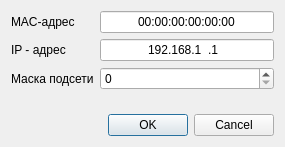
This is src/gui/ethernetInterfacesettingsdialog.ui in otsheln1k/qnetsim as Qt 5 draws it before an edit. The edited form follows.
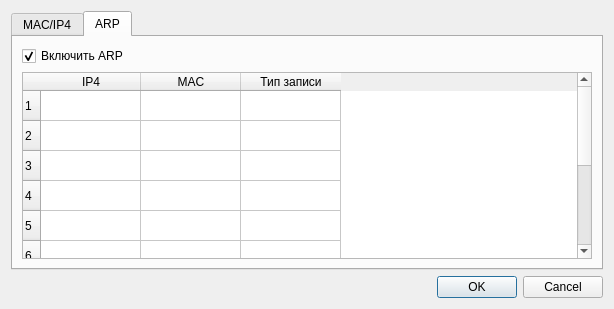
This is the edited form.

Commit message: Modified interface settings dialog skeleton. Added tab system. Added tab with skeletons to switch on and modify arp tables

```diff
--- a/src/gui/ethernetInterfacesettingsdialog.ui
+++ b/src/gui/ethernetInterfacesettingsdialog.ui
@@ -6,8 +6,8 @@
    <rect>
     <x>0</x>
     <y>0</y>
-    <width>285</width>
-    <height>147</height>
+    <width>614</width>
+    <height>309</height>
    </rect>
   </property>
   <property name="windowTitle">
@@ -15,6 +15,14 @@
   </property>
   <layout class="QVBoxLayout" name="verticalLayout">
    <item>
+    <widget class="QTabWidget" name="tabWidget">
+     <property name="currentIndex">
+      <number>1</number>
+     </property>
+     <widget class="QWidget" name="tab_1">
+      <attribute name="title">
+       <string>MAC/IP4</string>
+      </attribute>
     <layout class="QFormLayout" name="formLayout">
      <item row="0" column="0">
       <widget class="QLabel" name="label">
@@ -77,6 +85,60 @@
       </widget>
      </item>
     </layout>
+     </widget>
+     <widget class="QWidget" name="tab_2">
+      <attribute name="title">
+       <string>ARP</string>
+      </attribute>
+      <layout class="QVBoxLayout" name="verticalLayout_2">
+       <item>
+        <widget class="QCheckBox" name="arpSwith">
+         <property name="text">
+          <string>Включить ARP</string>
+         </property>
+         <property name="checked">
+          <bool>true</bool>
+         </property>
+        </widget>
+       </item>
+       <item>
+        <widget class="QTableWidget" name="arpTableWidget">
+         <property name="rowCount">
+          <number>10</number>
+         </property>
+         <property name="columnCount">
+          <number>3</number>
+         </property>
+         <row/>
+         <row/>
+         <row/>
+         <row/>
+         <row/>
+         <row/>
+         <row/>
+         <row/>
+         <row/>
+         <row/>
+         <column>
+          <property name="text">
+           <string>IP4</string>
+          </property>
+         </column>
+         <column>
+          <property name="text">
+           <string>MAC</string>
+          </property>
+         </column>
+         <column>
+          <property name="text">
+           <string>Тип записи</string>
+          </property>
+         </column>
+        </widget>
+       </item>
+      </layout>
+     </widget>
+    </widget>
    </item>
    <item>
     <widget class="QDialogButtonBox" name="buttonBox">
```
Lines whose indentation alone changed are shown as unchanged. The commit also changes 2 other files.
